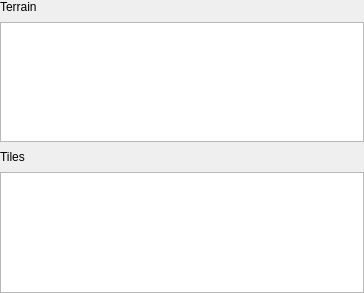
Above: stfed/view/TlbResourcePreview.ui from bamanon/stfed before the change. Below: the same form after it.
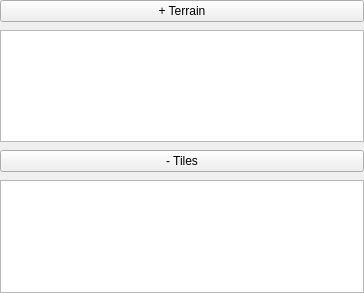
That is the form after the change.

```diff
--- a/stfed/view/TlbResourcePreview.ui
+++ b/stfed/view/TlbResourcePreview.ui
@@ -39,15 +39,9 @@
     <number>0</number>
    </property>
    <item>
-    <widget class="QLabel" name="label">
-     <property name="contextMenuPolicy">
-      <enum>Qt::ActionsContextMenu</enum>
-     </property>
+    <widget class="QPushButton" name="terrain_toggle">
      <property name="text">
-      <string>Terrain</string>
-     </property>
-     <property name="alignment">
-      <set>Qt::AlignLeading|Qt::AlignLeft|Qt::AlignTop</set>
+      <string>+ Terrain</string>
      </property>
     </widget>
    </item>
@@ -56,15 +50,21 @@
      <property name="editTriggers">
       <set>QAbstractItemView::NoEditTriggers</set>
      </property>
+     <attribute name="horizontalHeaderDefaultSectionSize">
+      <number>60</number>
+     </attribute>
+     <attribute name="horizontalHeaderHighlightSections">
+      <bool>false</bool>
+     </attribute>
      <attribute name="verticalHeaderVisible">
       <bool>false</bool>
      </attribute>
     </widget>
    </item>
    <item>
-    <widget class="QLabel" name="label_2">
+    <widget class="QPushButton" name="tiles_toggle">
      <property name="text">
-      <string>Tiles</string>
+      <string>- Tiles</string>
      </property>
     </widget>
    </item>
@@ -73,11 +73,27 @@
      <property name="editTriggers">
       <set>QAbstractItemView::NoEditTriggers</set>
      </property>
+     <attribute name="horizontalHeaderDefaultSectionSize">
+      <number>60</number>
+     </attribute>
      <attribute name="verticalHeaderVisible">
       <bool>false</bool>
      </attribute>
     </widget>
    </item>
+   <item>
+    <spacer name="verticalSpacer">
+     <property name="orientation">
+      <enum>Qt::Vertical</enum>
+     </property>
+     <property name="sizeHint" stdset="0">
+      <size>
+       <width>20</width>
+       <height>40</height>
+      </size>
+     </property>
+    </spacer>
+   </item>
   </layout>
  </widget>
  <resources/>
```
